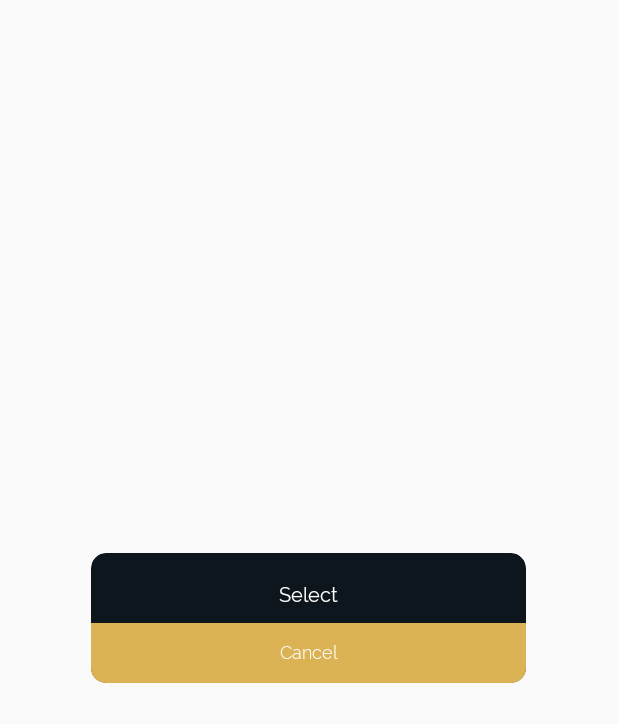
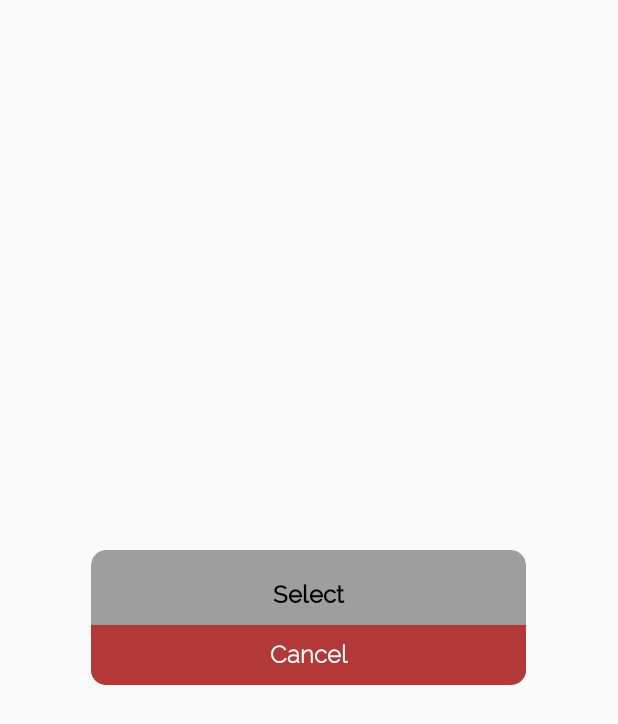
Before and after one commit to CharmiPatel25/note_TeamPurple_android, an Android app: the layout add_optional_layout.xml on its own in the app's theme, with its tools: preview values and no code run, on a phone screen of 412 x 824 dp. Shown: the top 724 px of the screen. Run offline under Robolectric (Android 15) with nearby library versions, the phone set to English and light mode, and no system bars.

Commit message:
[AP] layout changed

```diff
--- a/app/src/main/res/layout/add_optional_layout.xml
+++ b/app/src/main/res/layout/add_optional_layout.xml
@@ -11,7 +11,7 @@
         android:layout_width="290dp"
         android:layout_height="wrap_content"
         android:layout_gravity="center"
-        card_view:cardBackgroundColor="@color/navcolor"
+        card_view:cardBackgroundColor="@color/grey_active"
         card_view:cardCornerRadius="10dp">
 
 
@@ -37,8 +37,9 @@
                     android:layout_marginLeft="5dp"
                     android:layout_marginRight="5dp"
                     android:text="Select"
-                    android:textColor="@color/white"
-                    android:textSize="13sp" />
+                    android:textColor="@color/black"
+                    android:textSize="16sp"
+                    android:textStyle="bold"/>
 
 
                 <androidx.recyclerview.widget.RecyclerView
@@ -56,9 +57,10 @@
                     android:id="@+id/but_move"
                     android:layout_width="match_parent"
                     android:text="Move"
-                    android:background="@color/greytone"
+                    android:background="@color/green_active"
                     android:textAllCaps="false"
-                    android:textSize="12dp"
+                    android:textSize="16sp"
+                    android:textStyle="bold"
                     android:fontFamily="@font/light"
                     android:textColor="@color/white"
                     android:layout_height="40dp" />
@@ -67,12 +69,13 @@
                     android:id="@+id/but_cancel_move"
                     android:layout_width="match_parent"
                     android:layout_height="40dp"
-                    android:background="@color/mustuard"
+                    android:background="@color/color4"
                     android:fontFamily="@font/light"
                     android:text="Cancel"
                     android:textAllCaps="false"
                     android:textColor="@color/white"
-                    android:textSize="12dp" />
+                    android:textSize="16sp"
+                    android:textStyle="bold"/>
 
 
             </LinearLayout>
--- a/app/src/main/res/layout/show_fullsize_image.xml
+++ b/app/src/main/res/layout/show_fullsize_image.xml
@@ -14,7 +14,7 @@
         android:layout_margin="10dp"
         android:layout_gravity="center"
         android:background="@color/cardcolor"
-        card_view:cardBackgroundColor="@color/grey"
+        card_view:cardBackgroundColor="@color/grey_active"
         card_view:cardCornerRadius="10dp">
 
 
```
Also changed, not shown: app/src/main/java/com/example/note_teampurple_android/Adapter/MoveAdapter.java (+8 -8 lines), app/src/main/res/layout/no_gps_layout.xml (+5 -5 lines).
